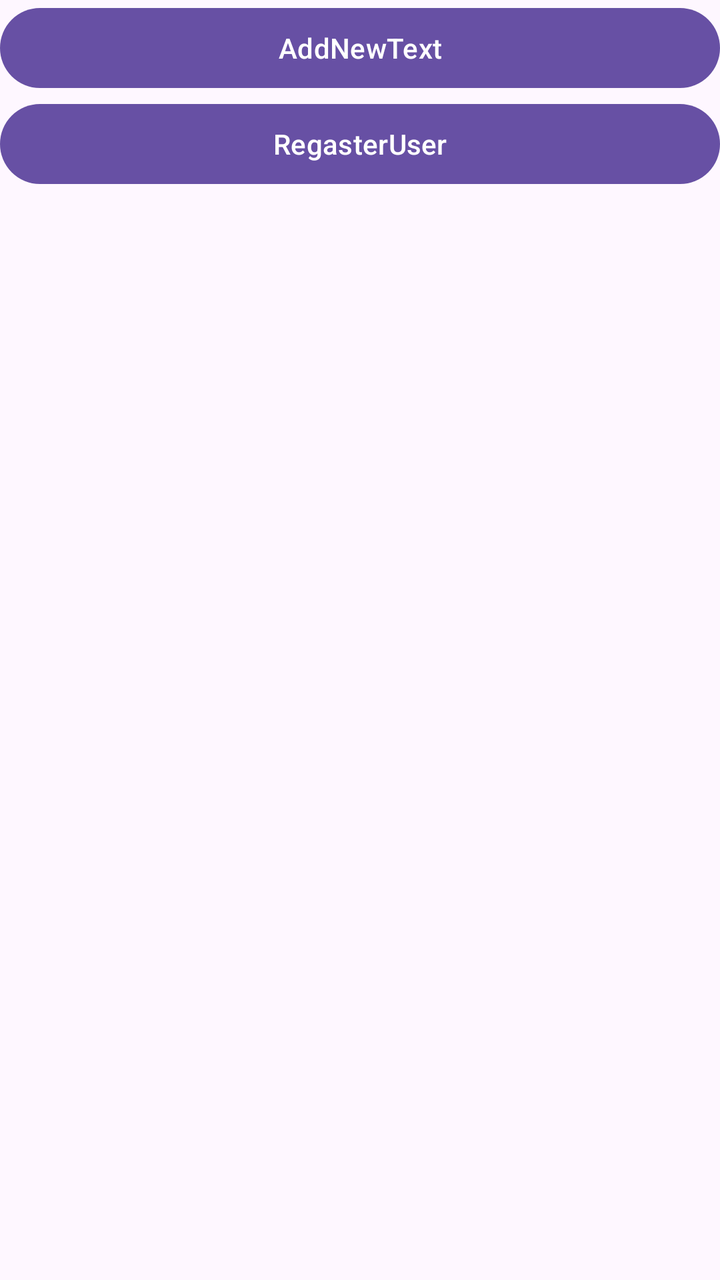
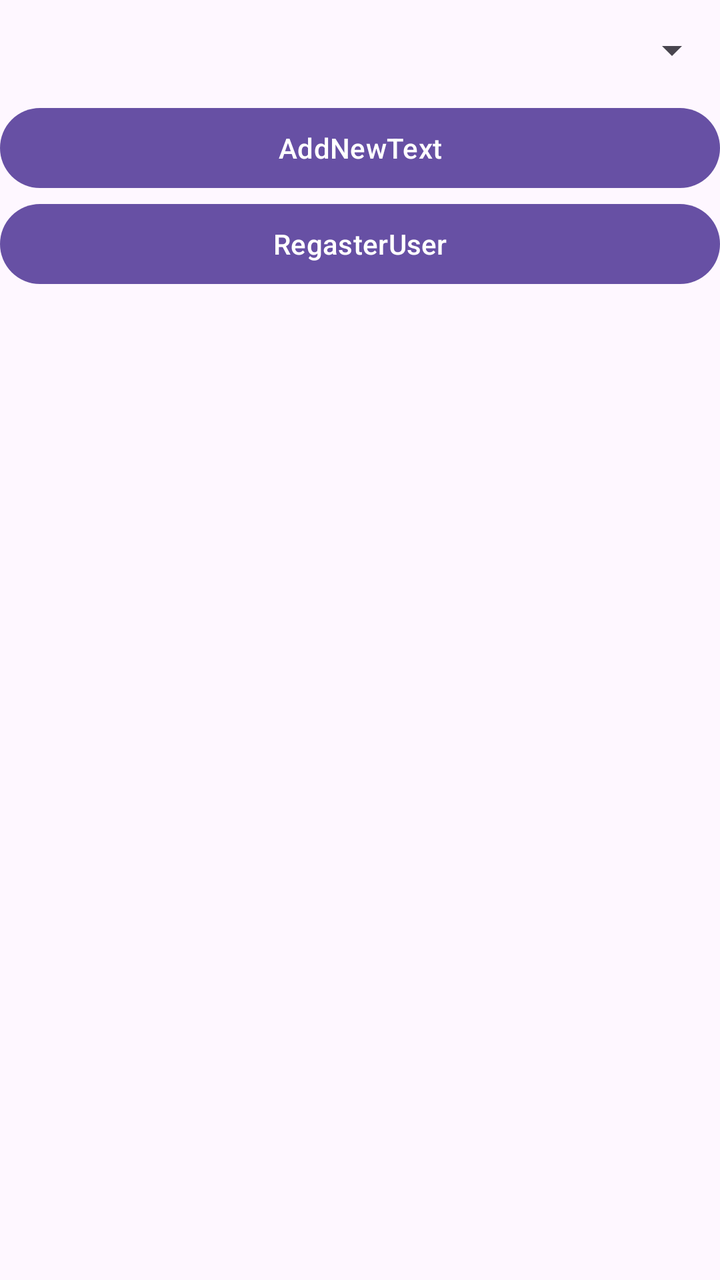

Before-and-after screenshots of an Android layout around one commit, followed by the original layout XML and the change that was made.
<!-- AndroidManifest.xml: application theme Theme.Totoow -->
<!-- res/layout/activity_main.xml -->
<?xml version="1.0" encoding="utf-8"?>
<LinearLayout xmlns:android="http://schemas.android.com/apk/res/android"
    xmlns:app="http://schemas.android.com/apk/res-auto"
    xmlns:tools="http://schemas.android.com/tools"
    android:id="@+id/main"
    android:layout_width="match_parent"
    android:layout_height="wrap_content"
    android:layout_gravity="center"
    android:orientation="vertical"
    tools:context=".viewPKG.MainActivity">

    <Button
        android:id="@+id/btnAddNewTask"
        android:layout_width="match_parent"
        android:layout_height="wrap_content"
        android:text="AddNewText" />

    <Button
        android:id="@+id/btnRegisterScreen"
        android:layout_width="match_parent"
        android:layout_height="wrap_content"
        android:text="RegasterUser" />

</LinearLayout>
<!-- resources referenced by this layout -->
<resources>
  <style name="Theme.Totoow" parent="Base.Theme.Totoow" />
  <style name="Base.Theme.Totoow" parent="Theme.Material3.DayNight">
          
          
      </style>
</resources>

<!-- the commit's change to res/layout/activity_main.xml (unified diff, before → after) -->
@@ -8,6 +8,12 @@
     android:layout_gravity="center"
     android:orientation="vertical"
     tools:context=".viewPKG.MainActivity">
+
+    <Spinner
+        android:id="@+id/spnrOpreations"
+        android:layout_width="match_parent"
+        android:layout_height="50dp"
+        android:layout_weight="0" />
 
     <Button
         android:id="@+id/btnAddNewTask"
